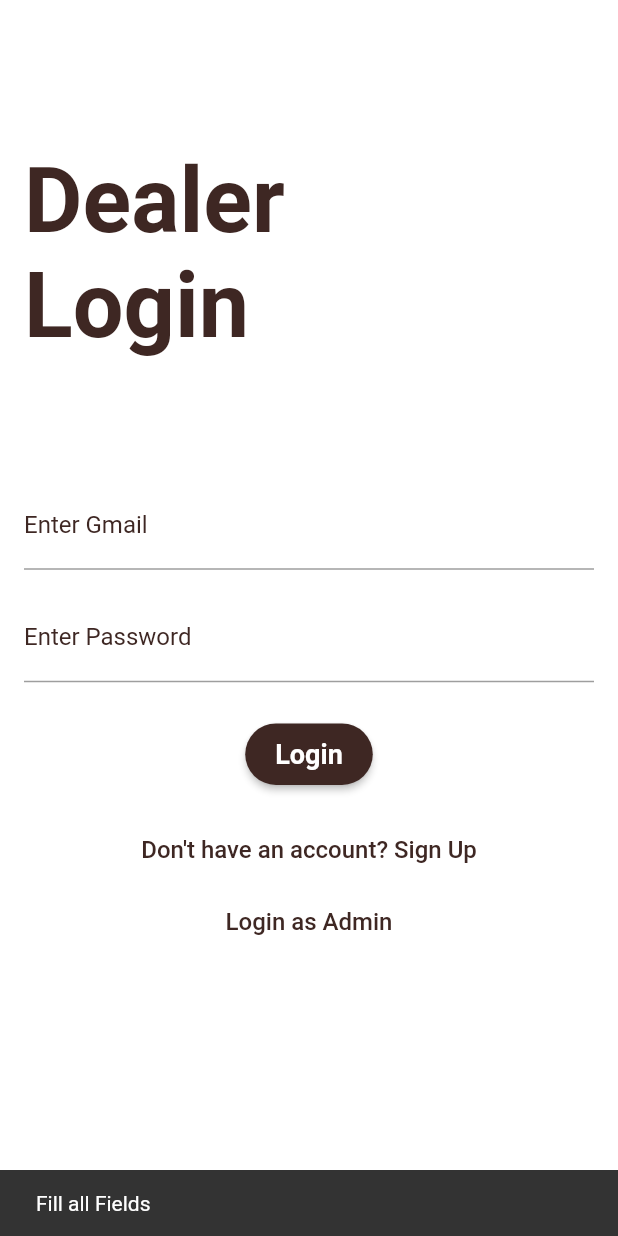
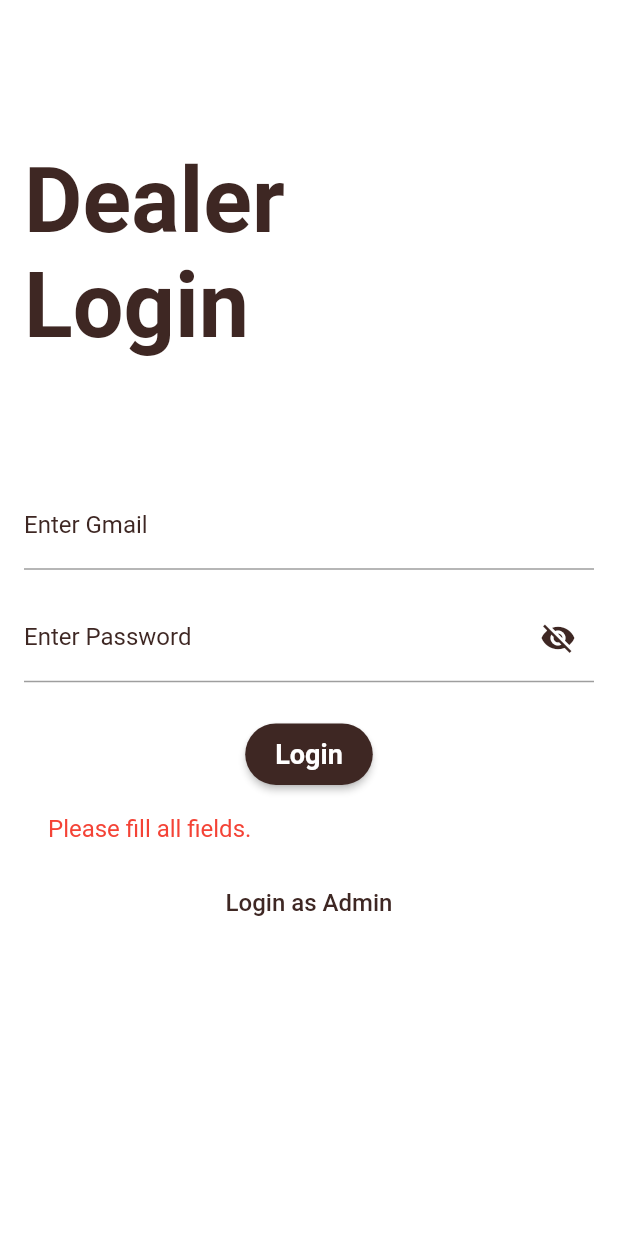
Before and after one commit to shramitgupta/DoorApp2, a Flutter app: the screen it shows after launch, after a tap on "Login", on a phone screen of 412 x 824 dp. Run offline on Flutter 3.47's test engine with Material 2 defaults, Android fonts, the phone set to English and light mode, and no system bars; our stand-ins replace cloud_firestore, firebase_auth, firebase_core, fluttertoast; accounts and stored records are empty.

Commit message:
come changes

```diff
--- a/lib/auth/user_auth/user_gmail_login.dart
+++ b/lib/auth/user_auth/user_gmail_login.dart
@@ -1,12 +1,12 @@
+import 'package:doorapp2/admin_homescreen/admin_homescreen.dart';
 import 'package:doorapp2/auth/admin_auth/admin_gmail_login.dart';
-import 'package:doorapp2/auth/user_auth/user_signup.dart';
 import 'package:doorapp2/dealer_homescreen/dealer_homescreen.dart';
-import 'package:firebase_auth/firebase_auth.dart';
 import 'package:flutter/cupertino.dart';
 import 'package:flutter/material.dart';
+import 'package:firebase_auth/firebase_auth.dart';
 
 class UserGmailLogin extends StatefulWidget {
-  UserGmailLogin({Key? key});
+  const UserGmailLogin({Key? key});
 
   @override
   State<UserGmailLogin> createState() => _UserGmailLoginState();
@@ -15,31 +15,54 @@ class UserGmailLogin extends StatefulWidget {
 class _UserGmailLoginState extends State<UserGmailLogin> {
   TextEditingController emailController = TextEditingController();
   TextEditingController passwordController = TextEditingController();
+  bool isLoading = false; // Track loading state
+  String errorText = ''; // Track error message
+  bool passwordVisible = false; // Track password visibility
 
   void login() async {
+    setState(() {
+      isLoading = true;
+      errorText = '';
+    });
+
     String email = emailController.text.trim();
     String password = passwordController.text.trim();
 
     if (email == "" || password == "") {
-      ScaffoldMessenger.of(context).showSnackBar(
-        SnackBar(content: Text('Fill all Fields ')),
+      setState(() {
+        isLoading = false;
+        errorText = 'Please fill all fields.';
+      });
+      return;
+    }
+
+    try {
+      UserCredential userCredential =
+          await FirebaseAuth.instance.signInWithEmailAndPassword(
+        email: email,
+        password: password,
       );
-    } else {
-      try {
-        UserCredential userCredential = await FirebaseAuth.instance
-            .signInWithEmailAndPassword(email: email, password: password);
+
       if (userCredential.user != null) {
         Navigator.popUntil(context, (route) => route.isFirst);
         Navigator.pushReplacement(
           context,
           CupertinoPageRoute(
-                  builder: (context) => const DealerHomeScreen()));
+            builder: (context) => const DealerHomeScreen(),
+          ),
+        );
       }
     } on FirebaseAuthException catch (ex) {
-        ScaffoldMessenger.of(context).showSnackBar(
-          SnackBar(content: Text('$ex')),
-        );
+      setState(() {
+        isLoading = false;
+        if (ex.code == 'user-not-found') {
+          errorText = 'User not found.';
+        } else if (ex.code == 'wrong-password') {
+          errorText = 'Wrong password.';
+        } else {
+          errorText = 'An error occurred. Please try again later.';
         }
+      });
     }
   }
 
@@ -82,7 +105,7 @@ class _UserGmailLoginState extends State<UserGmailLogin> {
             TextFormField(
               controller: passwordController,
               cursorColor: Colors.brown.shade900,
-              obscureText: true,
+              obscureText: !passwordVisible,
               decoration: InputDecoration(
                 labelText: 'Enter Password',
                 labelStyle: TextStyle(color: Colors.brown.shade900),
@@ -92,13 +115,24 @@ class _UserGmailLoginState extends State<UserGmailLogin> {
                     color: Colors.brown.shade900,
                   ),
                 ),
+                suffixIcon: IconButton(
+                  icon: Icon(
+                    passwordVisible ? Icons.visibility : Icons.visibility_off,
+                    color: Colors.brown.shade900,
+                  ),
+                  onPressed: () {
+                    setState(() {
+                      passwordVisible = !passwordVisible;
+                    });
+                  },
+                ),
               ),
             ),
             SizedBox(height: 24),
             Align(
               alignment: Alignment.center,
               child: ElevatedButton(
-                onPressed: login,
+                onPressed: isLoading ? null : login,
                 style: ElevatedButton.styleFrom(
                   padding: const EdgeInsets.symmetric(
                     horizontal: 20.0,
@@ -107,7 +141,11 @@ class _UserGmailLoginState extends State<UserGmailLogin> {
                   backgroundColor: Colors.brown.shade900,
                   shape: StadiumBorder(),
                 ),
-                child: Text(
+                child: isLoading
+                    ? CircularProgressIndicator(
+                        valueColor: AlwaysStoppedAnimation<Color>(Colors.white),
+                      )
+                    : Text(
                         "Login",
                         style: TextStyle(
                           color: Colors.white,
@@ -118,23 +156,18 @@ class _UserGmailLoginState extends State<UserGmailLogin> {
               ),
             ),
             SizedBox(height: 16),
-            Center(
-              child: TextButton(
+            if (errorText.isNotEmpty)
+              Padding(
+                padding: const EdgeInsets.symmetric(horizontal: 16.0),
                 child: Text(
-                  "Don't have an account? Sign Up",
+                  errorText,
                   style: TextStyle(
+                    color: Colors.red,
                     fontSize: 16,
-                    color: Colors.brown.shade900,
                   ),
                 ),
-                onPressed: () {
-                  Navigator.push(
-                    context,
-                    MaterialPageRoute(builder: (context) => UserSignUp()),
-                  );
-                },
               ),
-            ),
+            SizedBox(height: 16),
             Center(
               child: TextButton(
                 child: Text(
```
Also changed, not shown: lib/auth/user_auth/user_signup.dart (deleted, +0 -138 lines). Lines whose indentation alone changed are shown as unchanged.
